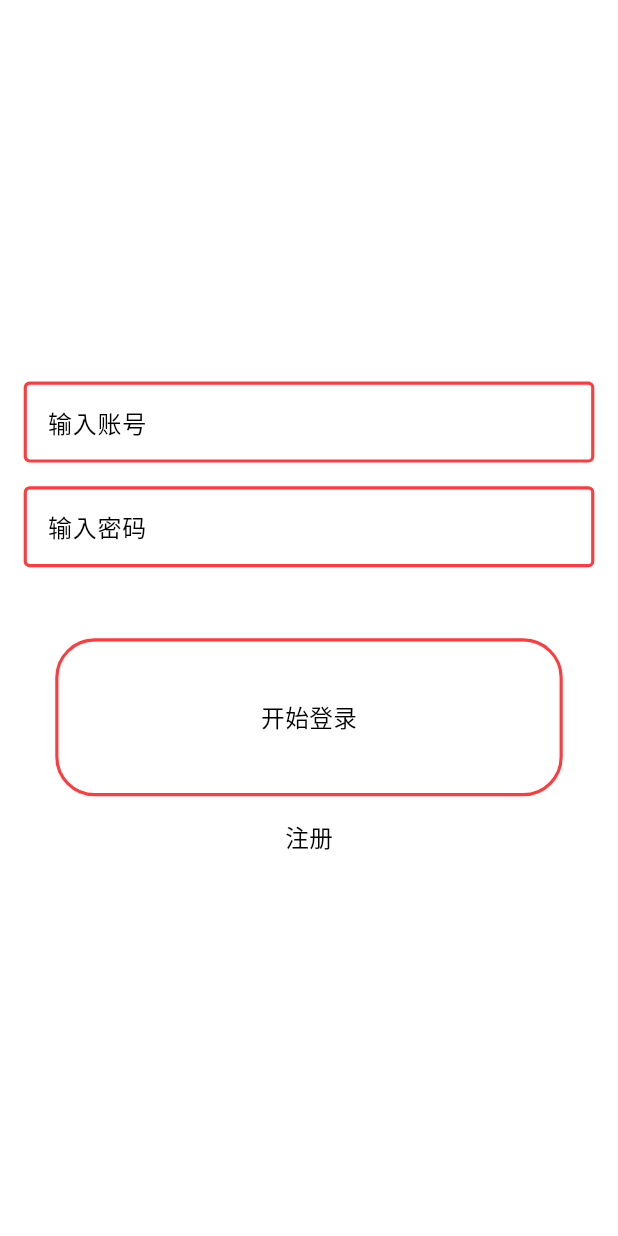
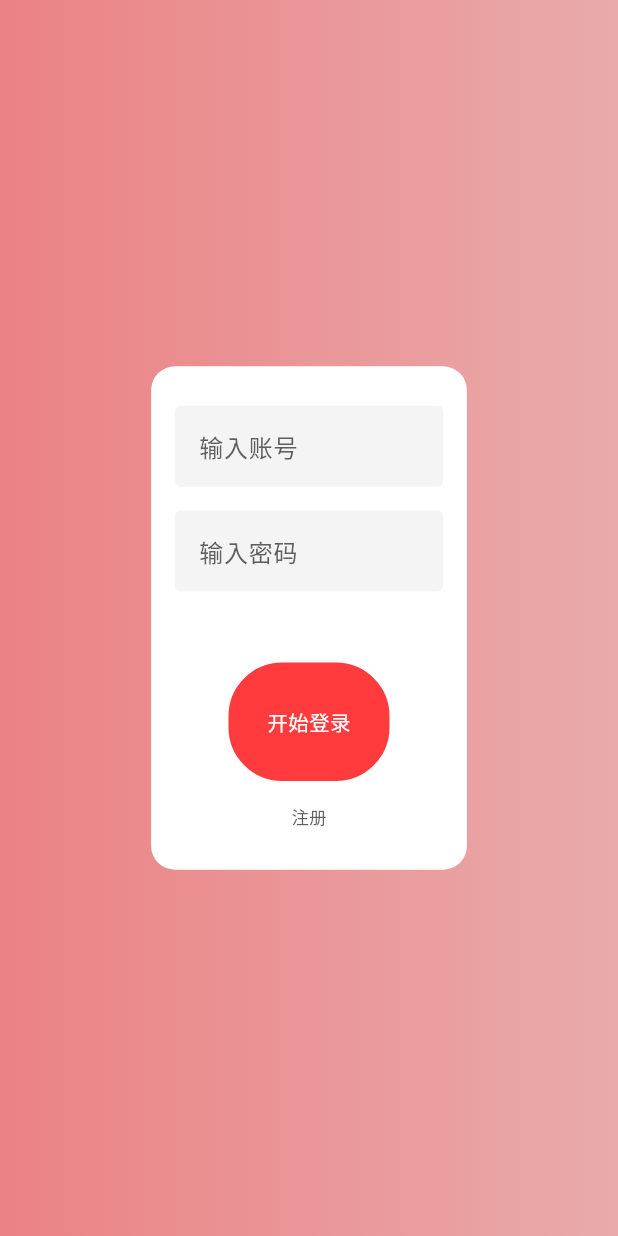
Before and after one commit to aka-zoe/starfish_app, a Flutter app: the LoginPage screen opened directly, on a phone screen of 412 x 824 dp. Run offline on Flutter 3.47's test engine with Material 3 defaults, Android fonts, the phone set to English and light mode, and no system bars; drawn by our look-alikes of oktoast; our stand-ins replace cached_network_image, dio, flutter_html, flutter_screenutil, flutter_swiper_view, plugin_platform_interface; missing offline and left inert: flutter_inappwebview; network calls fail.

```diff
--- a/starfish_app/pubspec.yaml
+++ b/starfish_app/pubspec.yaml
@@ -22,6 +22,8 @@ dependencies:
     # cookie持久化
     dio_cookie_manager: ^3.1.1
     cookie_jar: ^4.0.8
+    # 长连接
+    web_socket_channel: 2.4.0
     # toast提示
     oktoast: ^3.3.1
     # 获取版本信息设备信息等
--- a/starfish_web/lib/pages/login/login_page.dart
+++ b/starfish_web/lib/pages/login/login_page.dart
@@ -35,12 +35,25 @@ class _LoginPageState extends State<LoginPage> {
           return model;
         },
         child: Scaffold(
-            backgroundColor: AppColors.whiteColor80,
-            body: SafeArea(
-                child: Container(
-                    margin: EdgeInsets.symmetric(horizontal: 15.w),
+            body: Container(
+                width: double.infinity,
+                decoration: const BoxDecoration(
+                    gradient:
+                        LinearGradient(colors: [AppColors.loginBgColor1, AppColors.loginBgColor2])),
                 alignment: Alignment.center,
-                    child:  Column(mainAxisAlignment: MainAxisAlignment.center, children: [
+                child: _loginWidget())));
+  }
+
+  Widget _loginWidget() {
+    return Container(
+        padding: EdgeInsets.only(top: 25.h, bottom: 25.h, left: 15.w, right: 15.w),
+        decoration: BoxDecoration(
+            color: Colors.white, borderRadius: BorderRadius.all(Radius.circular(15.r))),
+        width: 200.w,
+        child: Column(
+            mainAxisSize: MainAxisSize.min,
+            mainAxisAlignment: MainAxisAlignment.center,
+            children: [
               commonInputText(
                   labelText: '输入账号',
                   onChanged: (value) {
@@ -54,7 +67,7 @@ class _LoginPageState extends State<LoginPage> {
                     model.inputPassword = value;
                   }),
               SizedBox(height: 45.h),
-                      outlineButton("开始登录", onTap: () {
+              loginButton("开始登录", onTap: () {
                 log("${model.inputUserName}");
                 log("${model.inputPassword}");
                 // model.login().then((value) {
@@ -69,7 +82,55 @@ class _LoginPageState extends State<LoginPage> {
                     //点击进入到注册页面
                     // RouteUtils.push(context, const RegisterPage());
                   },
-                          child: Text("注册", style: titleTextStyle15))
-                    ])))));
+                  child: Text("注册", style:  TextStyle(color: AppColors.textColor5e, fontSize: 11
+                      .sp)))
+            ]));
+  }
+
+  Widget loginButton(String title, {GestureTapCallback? onTap}) {
+    return GestureDetector(
+        onTap: onTap,
+        child: Container(
+          alignment: Alignment.center,
+          margin: EdgeInsets.symmetric(horizontal: 34.w),
+          width: double.infinity,
+          height: 75.h,
+          decoration: BoxDecoration(
+            color:  AppColors.redBtnColor,
+              border: Border.all(color: AppColors.redBtnColor, width: 2.r),
+              borderRadius: BorderRadius.all(Radius.circular(34.r))),
+          child: Text(
+            title,
+            style:  TextStyle(color: Colors.white, fontSize: 13.sp),
+          ),
+        ));
+  }
+
+
+  TextField commonInputText(
+      {TextEditingController? controller,
+      required String labelText,
+      ValueChanged<String>? onChanged,
+      TextStyle? style,
+      bool? obscureText,
+      Color? cursorColor}) {
+    return TextField(
+        onChanged: onChanged,
+        controller: controller,
+        style: style ?? TextStyle(color: AppColors.textColor5e, fontSize: 14.sp),
+        obscureText: obscureText ?? false,
+        cursorHeight: 35.h,
+        cursorColor: cursorColor ?? AppColors.textColor5e,
+        decoration: InputDecoration(
+            filled: true,
+            fillColor: AppColors.lineColor,
+            enabledBorder: noOutline(),
+            focusedBorder: noOutline(),
+            labelText: labelText,
+            labelStyle: const TextStyle(color: AppColors.textColor5e)));
+  }
+
+  OutlineInputBorder noOutline() {
+    return const OutlineInputBorder(borderSide: BorderSide(style: BorderStyle.none));
   }
 }
--- a/starfish_web/lib/route/routes.dart
+++ b/starfish_web/lib/route/routes.dart
@@ -1,5 +1,6 @@
 import 'package:flutter/cupertino.dart';
 import 'package:flutter/material.dart';
+import 'package:starfish_web/pages/login/gpt_login_page.dart';
 import 'package:starfish_web/pages/login/login_page.dart';
 import 'package:starfish_web/pages/login/register_page.dart';
 
@@ -11,7 +12,7 @@ class Routes {
     switch (settings.name) {
       //登录
       case RoutePath.login:
-        return pageRoute(const LoginPage(), settings: settings);
+        return pageRoute(const GptLoginPage(), settings: settings);
       //注册
       case RoutePath.register:
         return pageRoute(const RegisterPage(), settings: settings);
--- a/starfish_web/lib/styles/app_colors.dart
+++ b/starfish_web/lib/styles/app_colors.dart
@@ -1,9 +1,13 @@
 import 'dart:ui';
 
 class AppColors {
+  AppColors._();
+
   //按钮红色背景
   static const redBtnColor = Color(0xFFFF3B3D);
   static const cursorColor = Color(0xFFE9AAAB);
+  static const loginBgColor1 = Color(0xFFEB8284);
+  static const loginBgColor2 = Color(0xFFE9AAAB);
 
   //按钮/标题黑色
   static const blackColor333 = Color(0xFF333333);
```
Also changed, not shown: starfish_app/lib/http/socket/socket_resp.dart (added, +31 -0 lines), starfish_app/lib/http/socket/web_socket_instance.dart (added, +38 -0 lines), starfish_app/lib/pages/home/home_page.dart (+9 -0 lines), starfish_web/lib/pages/login/gpt_login_page.dart (added, +115 -0 lines), 7 other files. Lines whose indentation alone changed are shown as unchanged.
